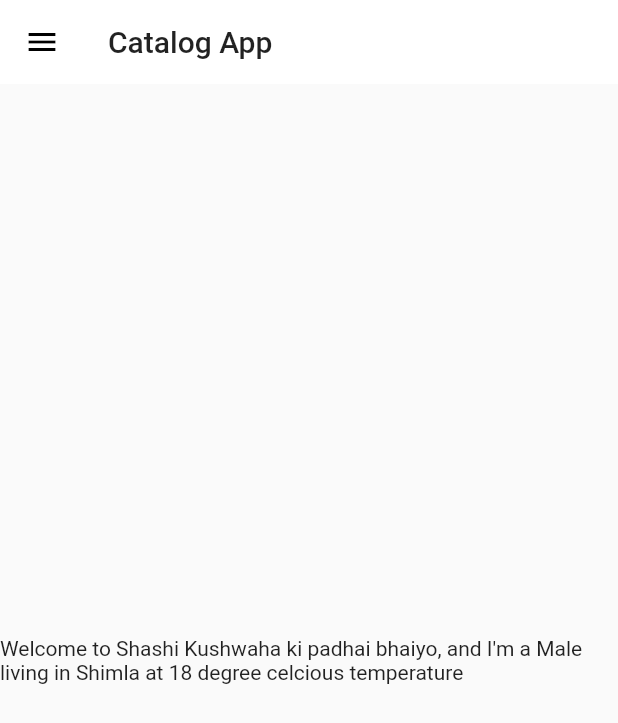
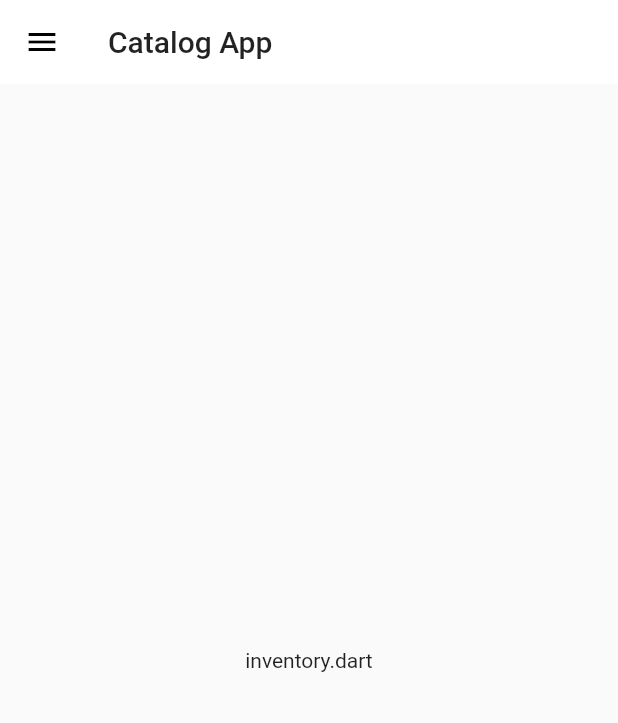
Before and after one commit to Anihara/Flutter-for-bytelife, a Flutter app: the HomePage screen opened by its route, on a phone screen of 412 x 824 dp. Shown: the top 723 px of the screen. Run offline on Flutter 3.47's test engine with Material 2 defaults, Android fonts, the light colour scheme and no system bars; our stand-ins replace google_fonts; Roboto replaces fonts that are missing (Gabriela).

Commit message:
day 9 completed

```diff
--- a/alice/lib/pages/Home_Page.dart
+++ b/alice/lib/pages/Home_Page.dart
@@ -12,13 +12,11 @@ class HomePage extends StatelessWidget {
   Widget build(BuildContext context) {
     return Scaffold(
       appBar: AppBar(
-        title: Text("Catalog App",
-        ),
+        title: Text("Catalog App"),
       ),
       body: Center(
         child: Container(
-          child: Text(
-              "Welcome to $name ki padhai bhaiyo, and I'm a Male living in $place at $temp degree celcious temperature"),
+          child: Text("inventory.dart"),
         ),
       ),
       drawer: MyDrawer(),
--- a/alice/lib/widgets/drawer.dart
+++ b/alice/lib/widgets/drawer.dart
@@ -25,7 +25,6 @@ class MyDrawer extends StatelessWidget {
                     BoxDecoration(color: Color.fromARGB(255, 220, 105, 34)),
                 accountName: Text("Hehehe"),
                 accountEmail: Text("heheh9211@gmail.com"),
-                // currentAccountPicture: Image.network(imageurl),
                 currentAccountPicture: CircleAvatar(
                   backgroundImage: NetworkImage(imageurl),
                 ),
```
Also changed, not shown: alice/lib/models/Inventory.dart (added, +24 -0 lines).
